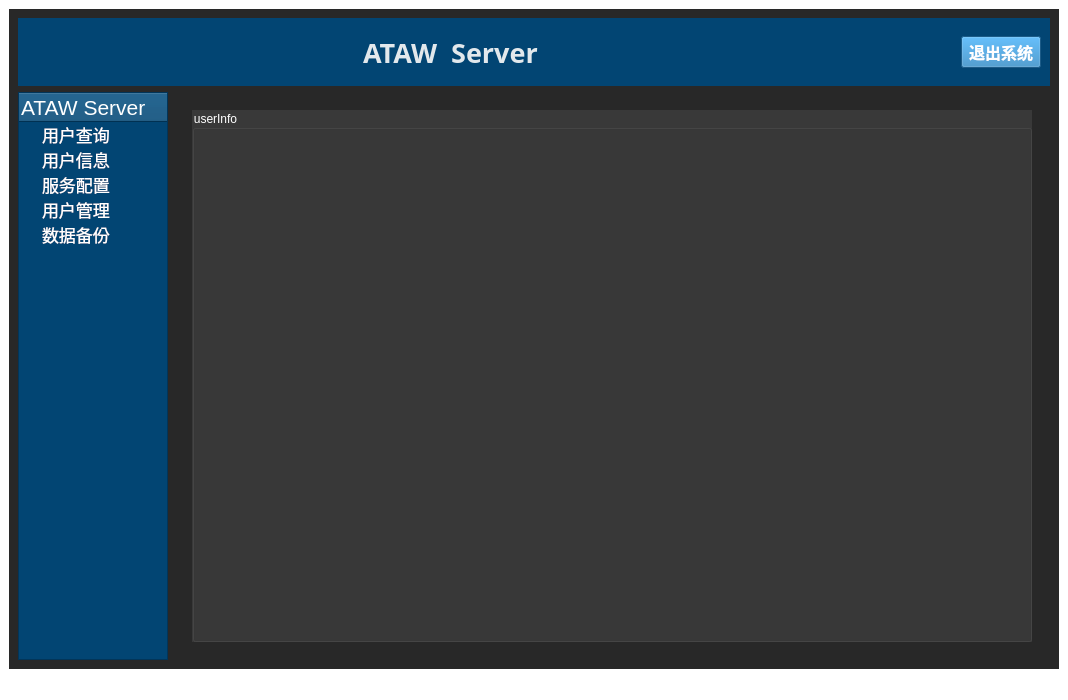
The window that chat_server/mainwindow.ui (heluxi/Chat) describes before a commit, drawn with Qt 5.
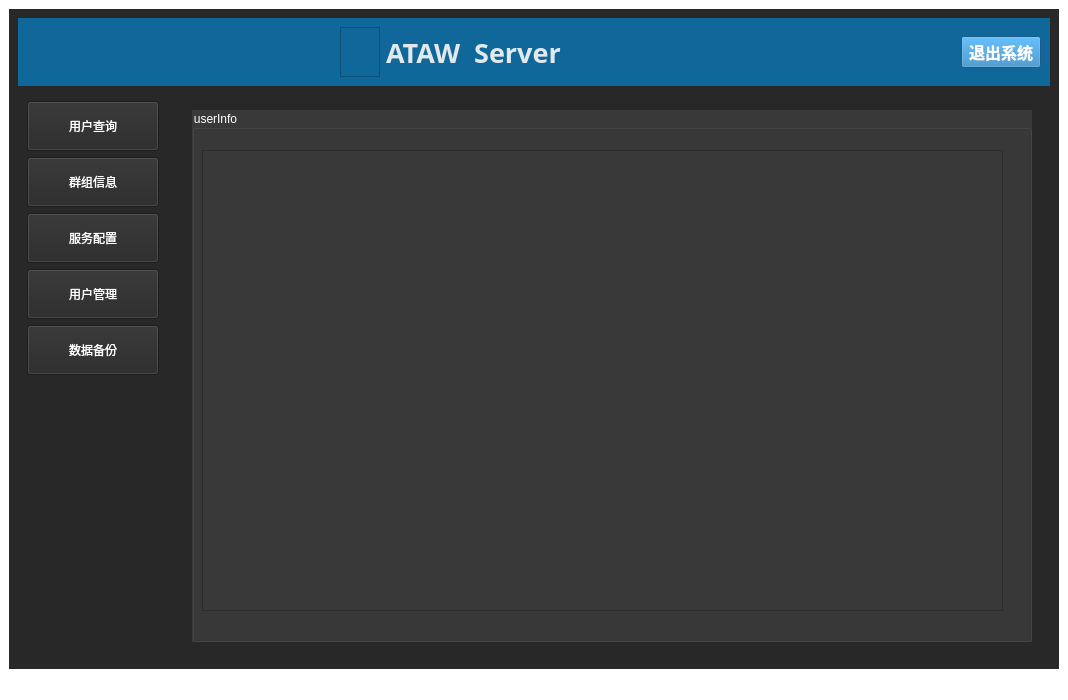
The same window after the commit. The open tabs and pages were chosen to show the change. Icons and pictures are not drawn. Custom widgets are drawn as their Qt base class.

Commit message: 服务器的功能增加 导航栏ui修改

```diff
--- a/chat_server/mainwindow.ui
+++ b/chat_server/mainwindow.ui
@@ -373,126 +373,12 @@
 color: rgb(255, 255, 255);</string>
        </property>
        <layout class="QGridLayout" name="gridLayout_8">
-        <item row="2" column="0">
-         <widget class="QTreeWidget" name="treeWidget">
-          <property name="minimumSize">
-           <size>
-            <width>150</width>
-            <height>0</height>
-           </size>
-          </property>
-          <property name="maximumSize">
-           <size>
-            <width>150</width>
-            <height>16777215</height>
-           </size>
-          </property>
-          <property name="styleSheet">
-           <string notr="true">background-color: rgb(2, 69, 115);</string>
-          </property>
-          <column>
-           <property name="text">
-            <string notr="true">ATAW Server</string>
-           </property>
-           <property name="font">
-            <font>
-             <pointsize>16</pointsize>
-             <bold>false</bold>
-            </font>
-           </property>
-           <property name="icon">
-            <iconset resource="res.qrc">
-             <normaloff>:/res/images/ic_app.png</normaloff>:/res/images/ic_app.png</iconset>
-           </property>
-          </column>
-          <item>
-           <property name="text">
-            <string>用户查询</string>
-           </property>
-           <property name="font">
-            <font>
-             <pointsize>13</pointsize>
-            </font>
-           </property>
-           <property name="icon">
-            <iconset resource="res.qrc">
-             <normaloff>:/res/images/ic_find.png</normaloff>:/res/images/ic_find.png</iconset>
-           </property>
-          </item>
-          <item>
-           <property name="text">
-            <string>用户信息</string>
-           </property>
-           <property name="font">
-            <font>
-             <family>Noto Sans Adlam</family>
-             <pointsize>13</pointsize>
-            </font>
-           </property>
-           <property name="background">
-            <brush brushstyle="NoBrush">
-             <color alpha="255">
-              <red>255</red>
-              <green>255</green>
-              <blue>255</blue>
-             </color>
-            </brush>
-           </property>
-           <property name="icon">
-            <iconset resource="res.qrc">
-             <normaloff>:/res/images/if_users.png</normaloff>:/res/images/if_users.png</iconset>
-           </property>
-          </item>
-          <item>
-           <property name="text">
-            <string>服务配置</string>
-           </property>
-           <property name="font">
-            <font>
-             <pointsize>13</pointsize>
-            </font>
-           </property>
-           <property name="icon">
-            <iconset resource="res.qrc">
-             <normaloff>:/res/images/ic_backup.png</normaloff>:/res/images/ic_backup.png</iconset>
-           </property>
-          </item>
-          <item>
-           <property name="text">
-            <string>用户管理</string>
-           </property>
-           <property name="font">
-            <font>
-             <pointsize>13</pointsize>
-            </font>
-           </property>
-           <property name="icon">
-            <iconset resource="res.qrc">
-             <normaloff>:/res/images/ic_goods.png</normaloff>:/res/images/ic_goods.png</iconset>
-           </property>
-          </item>
-          <item>
-           <property name="text">
-            <string>数据备份</string>
-           </property>
-           <property name="font">
-            <font>
-             <pointsize>13</pointsize>
-            </font>
-           </property>
-           <property name="icon">
-            <iconset resource="res.qrc">
-             <normaloff>:/res/images/ic_data_backup.png</normaloff>:/res/images/ic_data_backup.png</iconset>
-           </property>
-          </item>
-         </widget>
-        </item>
         <item row="0" column="0" colspan="2">
          <widget class="QWidget" name="widget_3" native="true">
           <property name="minimumSize">
            <size>
             <width>0</width>
-            <height>35</height>
+            <height>50</height>
            </size>
           </property>
           <property name="font">
@@ -501,11 +387,11 @@
            </font>
           </property>
           <property name="styleSheet">
-           <string notr="true">background-color: rgb(2, 69, 115);</string>
+           <string notr="true">background-color: rgb(16, 104, 154);</string>
           </property>
           <layout class="QGridLayout" name="gridLayout_2">
-           <item row="0" column="2">
-            <spacer name="horizontalSpacer_6">
+           <item row="0" column="0">
+            <spacer name="horizontalSpacer_7">
              <property name="orientation">
               <enum>Qt::Horizontal</enum>
              </property>
@@ -517,36 +403,7 @@
              </property>
             </spacer>
            </item>
-           <item row="0" column="1">
-            <widget class="QLabel" name="label_4">
-             <property name="minimumSize">
-              <size>
-               <width>200</width>
-               <height>0</height>
-              </size>
-             </property>
-             <property name="font">
-              <font>
-               <family>TSCu_Times</family>
-               <pointsize>20</pointsize>
-               <bold>true</bold>
-              </font>
-             </property>
-             <property name="layoutDirection">
-              <enum>Qt::LeftToRight</enum>
-             </property>
-             <property name="styleSheet">
-              <string notr="true">color: rgb(226, 232, 236);
-
-
-</string>
-             </property>
-             <property name="text">
-              <string>ATAW  Server</string>
-             </property>
-            </widget>
-           </item>
-           <item row="0" column="3">
+           <item row="0" column="4">
             <widget class="QLabel" name="label">
              <property name="minimumSize">
               <size>
@@ -562,7 +419,20 @@
              </property>
             </widget>
            </item>
-           <item row="0" column="4">
+           <item row="0" column="3">
+            <spacer name="horizontalSpacer_6">
+             <property name="orientation">
+              <enum>Qt::Horizontal</enum>
+             </property>
+             <property name="sizeHint" stdset="0">
+              <size>
+               <width>40</width>
+               <height>20</height>
+              </size>
+             </property>
+            </spacer>
+           </item>
+           <item row="0" column="5">
             <widget class="QPushButton" name="btn_quit">
              <property name="font">
               <font>
@@ -584,18 +454,56 @@
              </property>
             </widget>
            </item>
-           <item row="0" column="0">
-            <spacer name="horizontalSpacer_7">
-             <property name="orientation">
-              <enum>Qt::Horizontal</enum>
+           <item row="0" column="2">
+            <widget class="QLabel" name="label_4">
+             <property name="minimumSize">
+              <size>
+               <width>200</width>
+               <height>0</height>
+              </size>
              </property>
-             <property name="sizeHint" stdset="0">
+             <property name="font">
+              <font>
+               <family>TSCu_Times</family>
+               <pointsize>20</pointsize>
+               <bold>true</bold>
+              </font>
+             </property>
+             <property name="layoutDirection">
+              <enum>Qt::LeftToRight</enum>
+             </property>
+             <property name="styleSheet">
+              <string notr="true">color: rgb(226, 232, 236);
+
+
+</string>
+             </property>
+             <property name="text">
+              <string>ATAW  Server</string>
+             </property>
+            </widget>
+           </item>
+           <item row="0" column="1">
+            <widget class="QFrame" name="frame_2">
+             <property name="minimumSize">
               <size>
                <width>40</width>
-               <height>20</height>
+               <height>0</height>
               </size>
              </property>
-            </spacer>
+             <property name="toolTipDuration">
+              <number>8</number>
+             </property>
+             <property name="styleSheet">
+              <string notr="true">border-image: url(:/res/images/ic_app.png);</string>
+             </property>
+             <property name="frameShape">
+              <enum>QFrame::StyledPanel</enum>
+             </property>
+             <property name="frameShadow">
+              <enum>QFrame::Raised</enum>
+             </property>
+            </widget>
            </item>
           </layout>
          </widget>
@@ -612,7 +520,7 @@
               <string notr="true">background-color: rgb(40, 40, 40);</string>
              </property>
              <property name="currentIndex">
-              <number>3</number>
+              <number>0</number>
              </property>
              <widget class="QWidget" name="page">
               <layout class="QGridLayout" name="gridLayout_9">
@@ -624,6 +532,16 @@
                  <property name="title">
                   <string>userInfo</string>
                  </property>
+                 <widget class="QTableView" name="tableView">
+                  <property name="geometry">
+                   <rect>
+                    <x>10</x>
+                    <y>40</y>
+                    <width>801</width>
+                    <height>461</height>
+                   </rect>
+                  </property>
+                 </widget>
                 </widget>
                </item>
               </layout>
@@ -904,7 +822,7 @@
                    </property>
                   </widget>
                  </widget>
-                 <widget class="QWidget" name="">
+                 <widget class="QWidget" name="layoutWidget">
                   <property name="geometry">
                    <rect>
                     <x>10</x>
@@ -1081,6 +999,146 @@
           </layout>
          </widget>
         </item>
+        <item row="2" column="0">
+         <widget class="QWidget" name="widget_8" native="true">
+          <property name="minimumSize">
+           <size>
+            <width>150</width>
+            <height>0</height>
+           </size>
+          </property>
+          <layout class="QVBoxLayout" name="verticalLayout">
+           <item>
+            <widget class="QPushButton" name="searchBtn">
+             <property name="minimumSize">
+              <size>
+               <width>0</width>
+               <height>50</height>
+              </size>
+             </property>
+             <property name="text">
+              <string>用户查询</string>
+             </property>
+             <property name="icon">
+              <iconset resource="res.qrc">
+               <normaloff>:/res/images/ic_find.png</normaloff>:/res/images/ic_find.png</iconset>
+             </property>
+             <property name="iconSize">
+              <size>
+               <width>35</width>
+               <height>35</height>
+              </size>
+             </property>
+            </widget>
+           </item>
+           <item>
+            <widget class="QPushButton" name="userBtn">
+             <property name="minimumSize">
+              <size>
+               <width>0</width>
+               <height>50</height>
+              </size>
+             </property>
+             <property name="text">
+              <string>群组信息</string>
+             </property>
+             <property name="icon">
+              <iconset resource="res.qrc">
+               <normaloff>:/res/images/if_users.png</normaloff>:/res/images/if_users.png</iconset>
+             </property>
+             <property name="iconSize">
+              <size>
+               <width>35</width>
+               <height>35</height>
+              </size>
+             </property>
+            </widget>
+           </item>
+           <item>
+            <widget class="QPushButton" name="serverBtn">
+             <property name="minimumSize">
+              <size>
+               <width>0</width>
+               <height>50</height>
+              </size>
+             </property>
+             <property name="text">
+              <string>服务配置</string>
+             </property>
+             <property name="icon">
+              <iconset resource="res.qrc">
+               <normaloff>:/res/images/ic_backup.png</normaloff>:/res/images/ic_backup.png</iconset>
+             </property>
+             <property name="iconSize">
+              <size>
+               <width>35</width>
+               <height>35</height>
+              </size>
+             </property>
+            </widget>
+           </item>
+           <item>
+            <widget class="QPushButton" name="manageBtn">
+             <property name="minimumSize">
+              <size>
+               <width>0</width>
+               <height>50</height>
+              </size>
+             </property>
+             <property name="text">
+              <string>用户管理</string>
+             </property>
+             <property name="icon">
+              <iconset resource="res.qrc">
+               <normaloff>:/res/images/admin.png</normaloff>:/res/images/admin.png</iconset>
+             </property>
+             <property name="iconSize">
+              <size>
+               <width>30</width>
+               <height>30</height>
+              </size>
+             </property>
+            </widget>
+           </item>
+           <item>
+            <widget class="QPushButton" name="dataBtn">
+             <property name="minimumSize">
+              <size>
+               <width>0</width>
+               <height>50</height>
+              </size>
+             </property>
+             <property name="text">
+              <string>数据备份</string>
+             </property>
+             <property name="icon">
+              <iconset resource="res.qrc">
+               <normaloff>:/res/images/ic_data_backup.png</normaloff>:/res/images/ic_data_backup.png</iconset>
+             </property>
+             <property name="iconSize">
+              <size>
+               <width>35</width>
+               <height>35</height>
+              </size>
+             </property>
+            </widget>
+           </item>
+           <item>
+            <spacer name="verticalSpacer_9">
+             <property name="orientation">
+              <enum>Qt::Vertical</enum>
+             </property>
+             <property name="sizeHint" stdset="0">
+              <size>
+               <width>20</width>
+               <height>261</height>
+              </size>
+             </property>
+            </spacer>
+           </item>
+          </layout>
+         </widget>
+        </item>
        </layout>
       </widget>
      </widget>
```
The commit also changes 12 other files.
